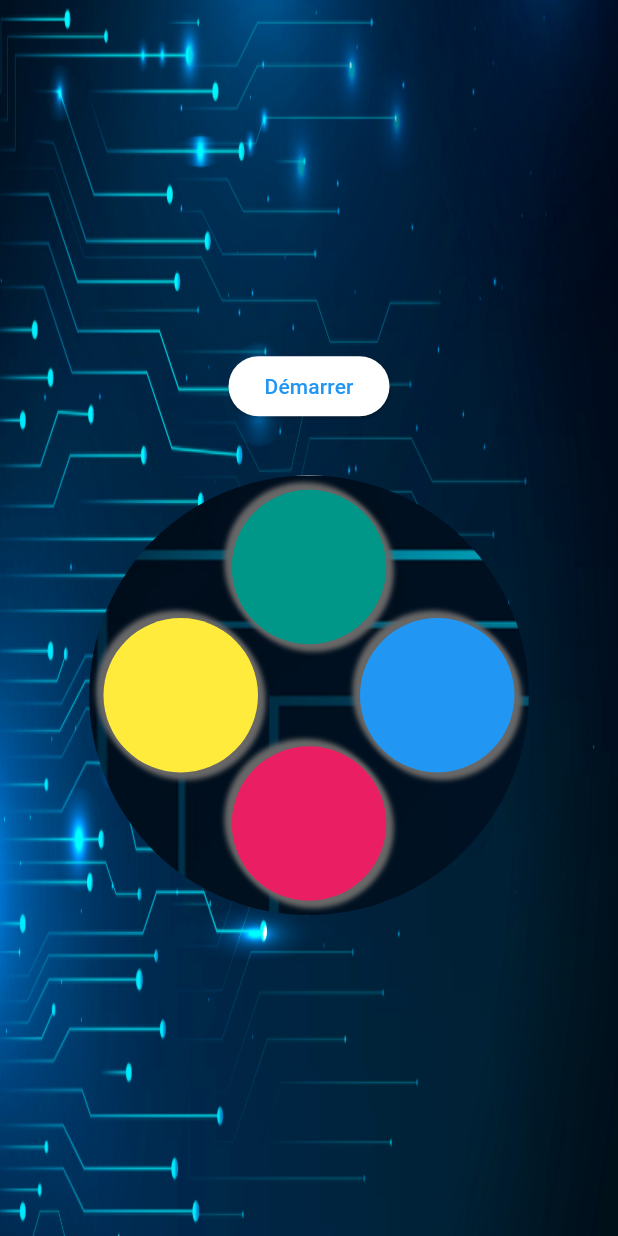
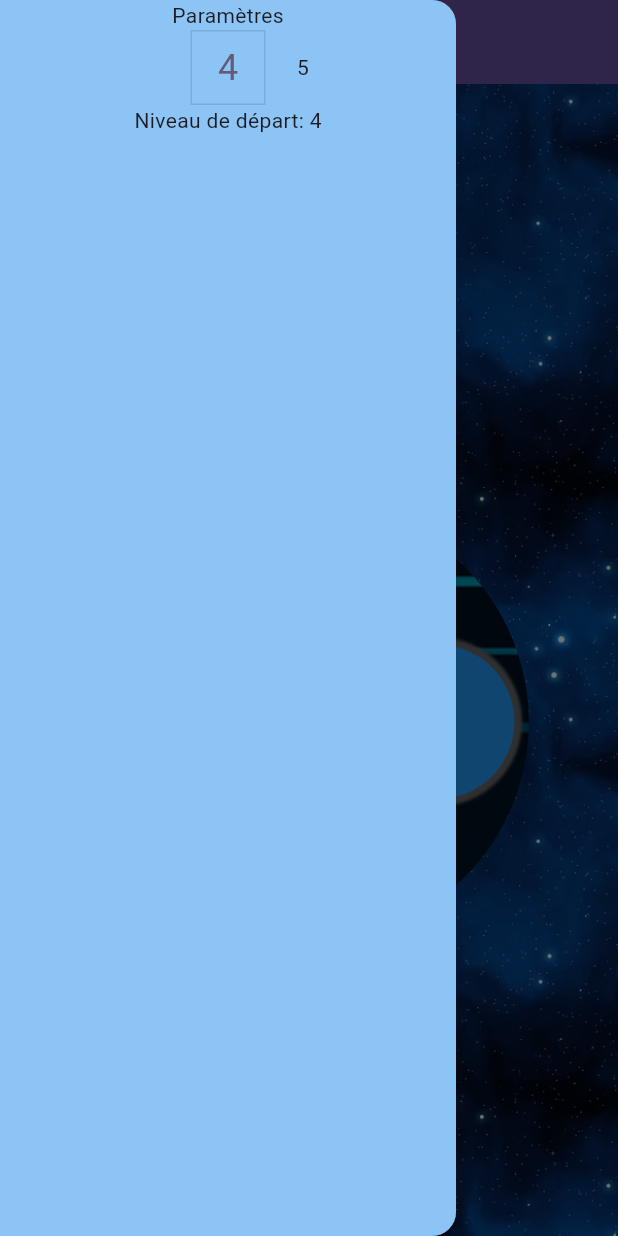
Before and after one commit to gillesbonnetpro/RollOverSimon, a Flutter app: the screen it shows after launch, with the side drawer open (before the commit the screen has no drawer), on a phone screen of 412 x 824 dp. Run offline on Flutter 3.47's test engine with Material 3 defaults, Android fonts, the phone set to English and light mode, and no system bars; drawn by our look-alikes of numberpicker; our stand-ins replace google_fonts.

Commit message:
debut parametrage

```diff
--- a/roll_over_simon/lib/game_board.dart
+++ b/roll_over_simon/lib/game_board.dart
@@ -1,8 +1,8 @@
 import 'package:flutter/material.dart';
+import 'package:google_fonts/google_fonts.dart';
+import 'package:roll_over_simon/my_shader.dart';
 import 'package:roll_over_simon/notifier.dart';
 import 'package:roll_over_simon/player_board.dart';
-import 'package:roll_over_simon/referee.dart';
-import 'package:roll_over_simon/my_shader.dart';
 import 'package:roll_over_simon/start_button.dart';
 
 class GameBoard extends StatefulWidget {
@@ -13,30 +13,23 @@ class GameBoard extends StatefulWidget {
 }
 
 class _GameBoardState extends State<GameBoard> {
-  late Referee _referee;
-
   @override
   void initState() {
-    _referee = Referee();
-
     super.initState();
   }
 
   @override
   Widget build(BuildContext context) {
-    double screenwidth = MediaQuery.of(context).size.width;
-    double screenHeight = MediaQuery.of(context).size.height;
-
     double boardSize = MediaQuery.of(context).size.shortestSide * 0.75;
-    double headSize = MediaQuery.of(context).size.shortestSide * 0.25;
+    double headSize = MediaQuery.of(context).size.shortestSide * 0.20;
 
     return Stack(
       children: [
-        Image(
-          image: const AssetImage('assets/techno.jpg'),
-          height: screenHeight,
-          width: screenwidth,
-          fit: BoxFit.fill,
+        Positioned.fill(
+          child: Image.asset(
+            'assets/starfield.jpg',
+            repeat: ImageRepeat.repeat,
+          ),
         ),
         Center(
           child: Column(
@@ -47,26 +40,14 @@ class _GameBoardState extends State<GameBoard> {
               SizedBox(
                 height: headSize,
                 child: Padding(
-                  padding: const EdgeInsets.symmetric(horizontal: 16.0),
+                  padding: const EdgeInsets.symmetric(horizontal: 8.0),
                   child: ValueListenableBuilder<Turn>(
                     valueListenable: turnNotifier,
                     builder: (BuildContext context, Turn turnValue, child) {
                       switch (turnValue) {
                         case Turn.over:
-                          return const Column(
-                            mainAxisSize: MainAxisSize.min,
-                            crossAxisAlignment: CrossAxisAlignment.stretch,
-                            mainAxisAlignment: MainAxisAlignment.start,
-                            children: [
-                              Expanded(
-                                child: FittedBox(
-                                  child: Text('PERDU'),
-                                ),
-                              ),
-                              Center(
-                                child: StartButton(),
-                              ),
-                            ],
+                          return const Center(
+                            child: StartButton(),
                           );
                         case Turn.start:
                           return const Center(
@@ -77,10 +58,9 @@ class _GameBoardState extends State<GameBoard> {
                             child: Text('A vous de jouer'),
                           );
                         case Turn.rotation:
-                          return FittedBox(
-                            child: Text(
-                              'Changement de niveau',
-                              style: TextStyle().copyWith(fontSize: 50),
+                          return const FittedBox(
+                            child: FittedBox(
+                              child: Text('Changement de niveau'),
                             ),
                           );
                         default:
@@ -90,12 +70,56 @@ class _GameBoardState extends State<GameBoard> {
                   ),
                 ),
               ),
-              SizedBox(
-                height: boardSize,
-                width: boardSize,
-                child: const Padding(
-                  padding: EdgeInsets.all(8.0),
-                  child: PlayerBoard(),
+              Expanded(
+                child: Center(
+                  child: SizedBox(
+                    height: boardSize,
+                    width: boardSize,
+                    child: Stack(
+                      alignment: Alignment.center,
+                      children: [
+                        const Padding(
+                          padding: EdgeInsets.all(8.0),
+                          child: PlayerBoard(),
+                        ),
+                        ValueListenableBuilder<Turn>(
+                          valueListenable: turnNotifier,
+                          builder:
+                              (BuildContext context, Turn turnValue, child) {
+                            return turnValue == Turn.over
+                                ? FittedBox(
+                                    fit: BoxFit.fill,
+                                    child: Text(
+                                      'Perdu',
+                                      style: GoogleFonts.rubikBubbles(
+                                          fontSize: boardSize * 0.8,
+                                          color: Colors.black),
+                                    ),
+                                  )
+                                : Container();
+                          },
+                        ),
+                        ValueListenableBuilder<Turn>(
+                          valueListenable: turnNotifier,
+                          builder:
+                              (BuildContext context, Turn turnValue, child) {
+                            return turnValue == Turn.over
+                                ? FittedBox(
+                                    fit: BoxFit.fill,
+                                    child: Text(
+                                      'Perdu',
+                                      style: GoogleFonts.rubikBubbles(
+                                          fontSize: boardSize * 0.50,
+                                          color: Theme.of(context)
+                                              .primaryColorDark),
+                                    ),
+                                  )
+                                : Container();
+                          },
+                        )
+                      ],
+                    ),
+                  ),
                 ),
               ),
             ],
--- a/roll_over_simon/lib/main.dart
+++ b/roll_over_simon/lib/main.dart
@@ -1,6 +1,7 @@
 import 'package:flutter/material.dart';
 import 'package:google_fonts/google_fonts.dart';
 import 'package:roll_over_simon/game_board.dart';
+import 'package:roll_over_simon/simon_drawer.dart';
 
 void main() {
   runApp(const MainApp());
@@ -20,8 +21,15 @@ class MainApp extends StatelessWidget {
             primarySwatch: Colors.blue, accentColor: Colors.amber),
         buttonTheme: const ButtonThemeData(textTheme: ButtonTextTheme.accent),
       ),
-      home: const Scaffold(
-        body: GameBoard(),
+      home: SafeArea(
+        child: Scaffold(
+          appBar: AppBar(
+            backgroundColor: Theme.of(context).primaryColor,
+            title: const Text('Roll Over Simon'),
+          ),
+          body: const GameBoard(),
+          drawer: const SimonDrawer(),
+        ),
       ),
     );
   }
--- a/roll_over_simon/lib/pastille.dart
+++ b/roll_over_simon/lib/pastille.dart
@@ -86,15 +86,9 @@ class _PastilleState extends State<Pastille> {
                                         const BoxShadow(
                                             color: Color.fromARGB(
                                                 255, 104, 103, 103),
-                                            offset: Offset(-3, -3),
-                                            blurRadius: 2.0,
-                                            spreadRadius: 2.0),
-                                        const BoxShadow(
-                                            color: Color.fromARGB(
-                                                255, 104, 103, 103),
-                                            offset: Offset(3, 3),
-                                            blurRadius: 2.0,
-                                            spreadRadius: 2.0)
+                                            offset: Offset(0, 0),
+                                            blurRadius: 1.0,
+                                            spreadRadius: 5.0),
                                       ],
                               ));
                         }),
--- a/roll_over_simon/lib/player_board.dart
+++ b/roll_over_simon/lib/player_board.dart
@@ -40,13 +40,15 @@ class _PlayerBoardState extends State<PlayerBoard> {
       pastList.add(Pastille(id: i, color: _colorList[i]));
     }
 
-    /*  if (turn == Turn.player) {
+    if (turn == Turn.player) {
       pastList.shuffle();
       pastList
           .map((past) => Pastille(
-              id: past.id, color: past.color, listRank: pastList.indexOf(past)))
+              id: (past as Pastille).id,
+              color: past.color,
+              listRank: pastList.indexOf(past)))
           .toList();
-    } */
+    }
     return pastList;
   }
 
@@ -60,6 +62,7 @@ class _PlayerBoardState extends State<PlayerBoard> {
               valueListenable: turnNotifier,
               builder: (BuildContext context, Turn turnValue, child) {
                 List<Widget> list = getPastList(pastValue, turnValue);
+
                 return Stack(
                   children: [
                     const GamePlato(),
--- a/roll_over_simon/lib/referee.dart
+++ b/roll_over_simon/lib/referee.dart
@@ -27,11 +27,11 @@ class Referee {
   void initGame() {
     print('INIT');
     _turn = Turn.referee;
+    _pastNb = pastNumberNotifier.value;
     turnNotifier.value = _turn;
     _refSequence = [];
     _plaSequence = [];
 
-    _pastNb = 4;
     pastNumberNotifier.value = _pastNb;
 
     addSequence();
@@ -77,9 +77,9 @@ class Referee {
   }
 
   Future<void> sendSeq() async {
-    int speed = 750 - (_refSequence.length * _pastNb);
+    int speed = 500 - (_refSequence.length * _pastNb);
     if (_refSequence.length == 1) {
-      await Future.delayed(const Duration(seconds: 1), () {});
+      await Future.delayed(const Duration(seconds: 1));
     }
     for (int i in _refSequence) {
       await Future.delayed(
@@ -88,10 +88,14 @@ class Referee {
           () => sequenceNotifier.value = null);
     }
     print('ref    $_refSequence');
-    await Future.delayed(
+    await Future.delayed(Duration(seconds: 1));
+    turnNotifier.value = Turn.shuffle;
+    await Future.delayed(Duration(seconds: 1));
+    turnNotifier.value = Turn.player;
+    /* await Future.delayed(
         -const Duration(seconds: 2), () => turnNotifier.value = Turn.shuffle);
     turnNotifier.value = Turn.player;
-    /* await Future.delayed(
+     */ /* await Future.delayed(
         const Duration(seconds: 2), () => turnNotifier.value = Turn.player); */
   }
 
@@ -105,6 +109,7 @@ class Referee {
 
       if (_plaSequence.last != _refSequence[_plaSequence.length - 1]) {
         turnNotifier.value = Turn.over;
+        print('referee : perdu');
         _refSequence.clear();
         _plaSequence.clear();
       } else {
--- /dev/null
+++ b/roll_over_simon/lib/simon_drawer.dart
@@ -0,0 +1,60 @@
+import 'package:flutter/material.dart';
+import 'package:google_fonts/google_fonts.dart';
+import 'package:numberpicker/numberpicker.dart';
+import 'package:roll_over_simon/notifier.dart';
+
+class SimonDrawer extends StatefulWidget {
+  const SimonDrawer({super.key});
+
+  @override
+  State<SimonDrawer> createState() => _SimonDrawerState();
+}
+
+class _SimonDrawerState extends State<SimonDrawer> {
+  late int _initialLevel;
+
+  @override
+  void initState() {
+    _initialLevel = pastNumberNotifier.value;
+    super.initState();
+  }
+
+  @override
+  Widget build(BuildContext context) {
+    return Theme(
+      data: ThemeData(
+        textTheme: GoogleFonts.aBeeZeeTextTheme(),
+      ),
+      child: Drawer(
+          child: Container(
+        height: double.infinity,
+        width: double.infinity,
+        color: Theme.of(context).primaryColor.withOpacity(0.5),
+        child: SingleChildScrollView(
+          child: Column(
+            children: [
+              const FittedBox(
+                child: Text('Paramètres'),
+              ),
+              NumberPicker(
+                itemWidth: 50,
+                axis: Axis.horizontal,
+                value: _initialLevel,
+                decoration: BoxDecoration(
+                    border: Border.all(color: Theme.of(context).focusColor)),
+                minValue: 4,
+                maxValue: 10,
+                onChanged: (value) => setState(() {
+                  _initialLevel = value;
+                  pastNumberNotifier.value = _initialLevel;
+                  turnNotifier.value = Turn.start;
+                }),
+              ),
+              Text('Niveau de départ: $_initialLevel')
+            ],
+          ),
+        ),
+      )),
+    );
+  }
+}
--- a/roll_over_simon/pubspec.yaml
+++ b/roll_over_simon/pubspec.yaml
@@ -37,6 +37,7 @@ dependencies:
   cupertino_icons: ^1.0.2
   google_fonts: ^6.1.0
   flutter_native_splash: ^2.3.10
+  numberpicker: ^2.1.2
 
 dev_dependencies:
   flutter_test:
```
Also changed, not shown: roll_over_simon/assets/hexa.jpg (added), roll_over_simon/assets/star.jpg (added), roll_over_simon/assets/starfield.jpg (added), roll_over_simon/assets/wall.jpg (added), roll_over_simon/pubspec.lock.
